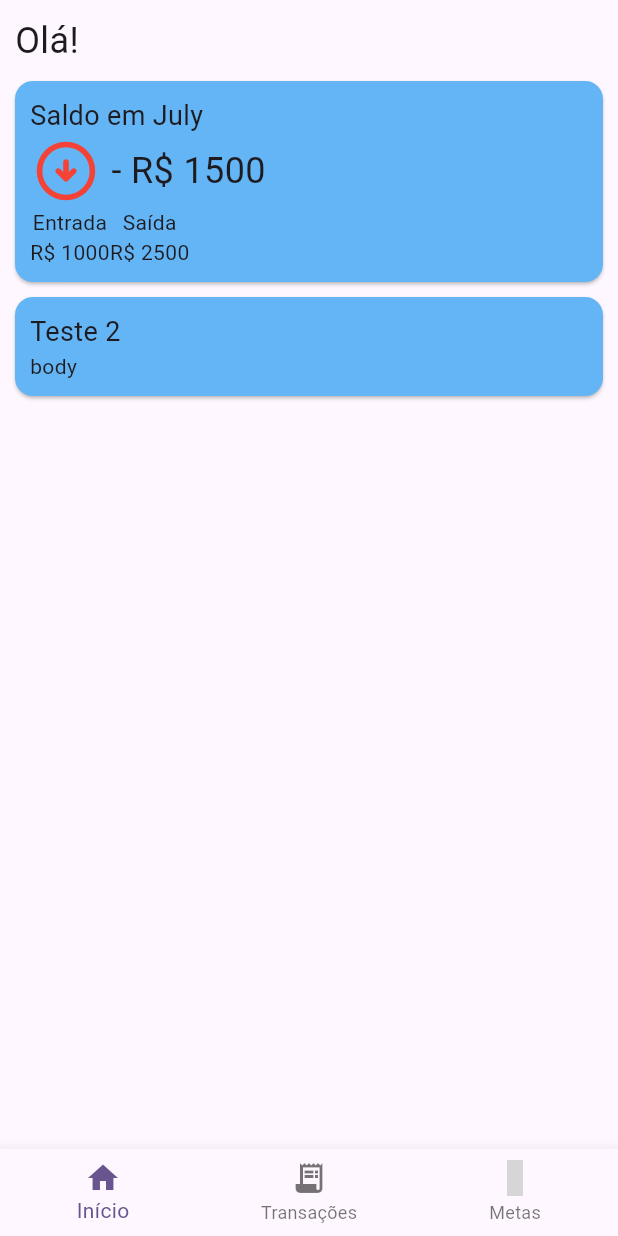
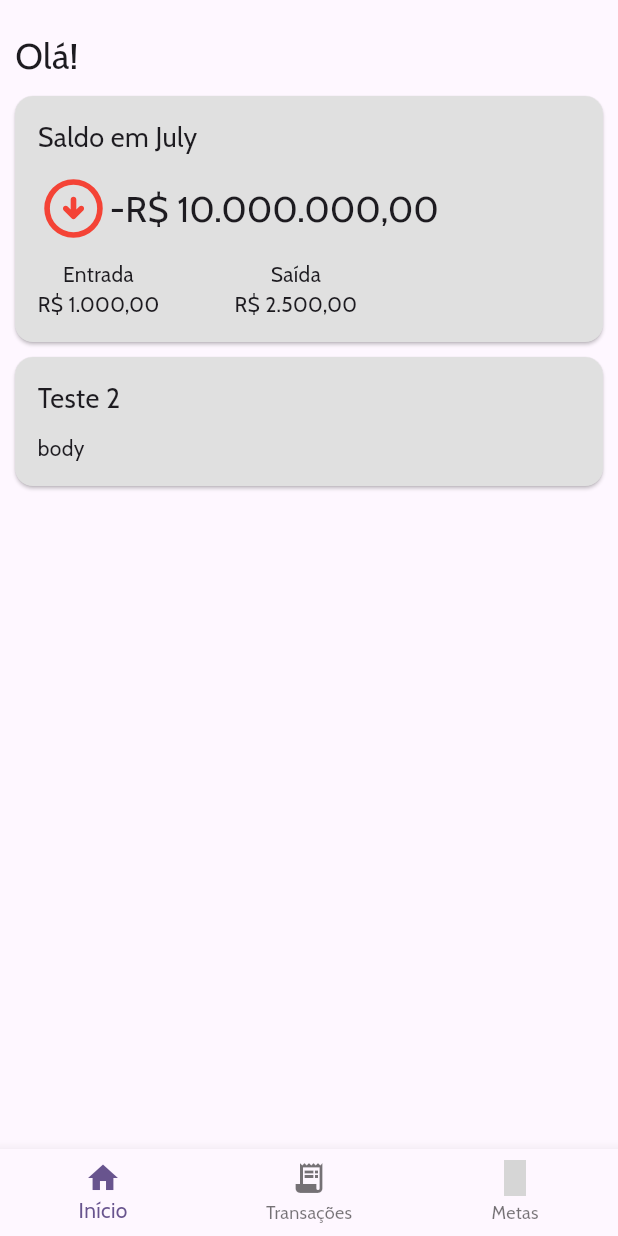
Before and after one commit to XxTaro/fintfitapp-mobile, a Flutter app: the screen it shows after launch, on a phone screen of 412 x 824 dp. Run offline on Flutter 3.47's test engine with Material 3 defaults, Android fonts, the phone set to English and light mode, and no system bars; our stand-ins replace drift, flutter_svg, google_fonts, material_symbols_icons, sqlite3_flutter_libs; missing offline and left inert: dart:ffi, sqlite3; accounts and stored records are empty; generated files the repository leaves out were written again; grey boxes are pictures that could not be loaded.

Commit message:
### Changed  - improved month report box  - project font family to cabin

```diff
--- a/lib/main.dart
+++ b/lib/main.dart
@@ -2,6 +2,7 @@ import 'package:fin_fit_app_mobile/main_page.dart';
 import 'package:flutter/material.dart';
 import 'package:flutter_svg/flutter_svg.dart';
 import 'package:material_symbols_icons/symbols.dart';
+import 'package:google_fonts/google_fonts.dart';
 
 void main() {
   runApp(const MyApp());
@@ -31,6 +32,7 @@ class MyApp extends StatelessWidget {
         //
         // This works for code too, not just values: Most code changes can be
         // tested with just a hot reload.
+        fontFamily: GoogleFonts.cabin().fontFamily,
         colorScheme: ColorScheme.fromSeed(seedColor: Colors.deepPurple),
         useMaterial3: true,
       ),
--- a/lib/main_page.dart
+++ b/lib/main_page.dart
@@ -34,13 +34,12 @@ class _MainPage extends State<MainPage> {
           mainAxisAlignment: MainAxisAlignment.start,
           children: [
             const Padding(
-                padding: EdgeInsets.only(top: 10, left: 10, right: 10),
+                padding: EdgeInsets.only(top: 20, left: 10, right: 20),
                 child: Text(
                   "Olá!",
                   style: TextStyle(fontSize: 24),
                 )),
-            _buildCard("Saldo em ${returnMonth(DateTime.now())}",
-                resumedCurrentMonthCardBody(-1500.abs())),
+            _buildCard("Saldo em ${returnMonth(DateTime.now())}", resumedCurrentMonthCardBody(-10000000)),
             _buildCard("Teste 2", Text("body")),
           ],
         ),
@@ -55,10 +54,10 @@ class _MainPage extends State<MainPage> {
             child: SizedBox(
           child: Card(
             margin: const EdgeInsets.only(top: 10, left: 10, right: 10),
-            color: Colors.blue[300],
+            color: Colors.grey[300],
             borderOnForeground: true,
             child: Padding(
-              padding: const EdgeInsets.all(10),
+              padding: const EdgeInsets.all(15),
               child: Column(
                 children: [
                   Row(children: [
@@ -67,6 +66,7 @@ class _MainPage extends State<MainPage> {
                       style: const TextStyle(fontSize: 18),
                     )
                   ]),
+                  const SizedBox(height: 10,),
                   Row(children: [body]),
                 ],
               ),
@@ -77,16 +77,17 @@ class _MainPage extends State<MainPage> {
     );
   }
 
-  Widget resumedCurrentMonthCardBody(int currentMonthBalance) {
+  Widget resumedCurrentMonthCardBody(double currentMonthBalance) {
     return Column(
         crossAxisAlignment: CrossAxisAlignment.start,
         children: [
           getMonthSummary(currentMonthBalance),
+          const SizedBox(height: 10,),
           getMonthSummaryInputAndOutputFlow(1000, 2500)
         ]);
   }
 
-  Widget getMonthSummary(int currentMonthBalance) {
+  Widget getMonthSummary(double currentMonthBalance) {
     if (currentMonthBalance > 0) {
       return Row(
         children: [
@@ -96,7 +97,7 @@ class _MainPage extends State<MainPage> {
             width: 48,
             colorFilter: const ColorFilter.mode(Colors.green, BlendMode.srcIn),
           ),
-          Text(" R\$ $currentMonthBalance")
+          Text(formattedNumberStr(currentMonthBalance), style: const TextStyle(fontSize: 24))
         ],
       );
     } else {
@@ -107,27 +108,26 @@ class _MainPage extends State<MainPage> {
           width: 48,
           colorFilter: const ColorFilter.mode(Colors.red, BlendMode.srcIn),
         ),
-        Text(" - R\$ ${currentMonthBalance.abs()}",
-            style: const TextStyle(fontSize: 24))
+        Text(formattedNumberStr(currentMonthBalance), style: const TextStyle(fontSize: 24))
       ]);
     }
   }
 
-  Widget getMonthSummaryInputAndOutputFlow(int input, int output) {
+  Widget getMonthSummaryInputAndOutputFlow(double input, double output) {
       return Row(
         children: [
           getFlow('Entrada', input),
-          const Spacer(),
+          const SizedBox(width: 50,),
           getFlow('Saída', output)
         ],
       );
   }
 
-  Widget getFlow(String text, int flow) {
+  Widget getFlow(String text, double flow) {
     return Column(
       children: [
         Text(text),
-        Text("R\$ $flow")
+        Text(formattedNumberStr(flow))
       ],
     );
   }
@@ -137,4 +137,8 @@ class _MainPage extends State<MainPage> {
     String locale = Platform.localeName;
     return DateFormat.MMMM(locale).format(date);
   }
+
+  String formattedNumberStr(double value) {
+    return NumberFormat.currency(locale: 'pt_BR', symbol: 'R\$').format(value);
+  }
 }
--- a/pubspec.yaml
+++ b/pubspec.yaml
@@ -44,6 +44,7 @@ dependencies:
   path_provider: ^2.0.0
   sqlite3: ^2.4.2
   material_symbols_icons: ^4.2744.0
+  google_fonts: ^6.2.0
 
 dev_dependencies:
   drift_dev: ^2.16.0
```
Also changed, not shown: pubspec.lock.
